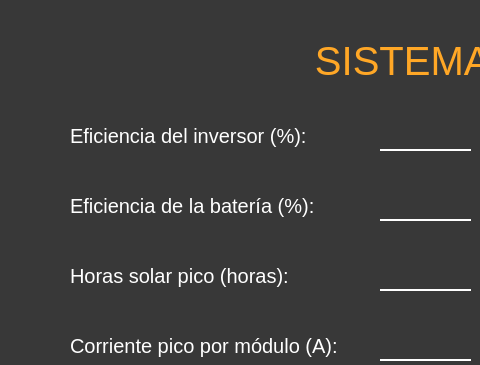
Old version of the form SistemaFotovoltaico.ui in the repository K18Tatiana/Sistema-Fotovoltaico; both pictures show x 0 to 480 and y 0 to 365 of the 1123 by 847 pixel window.
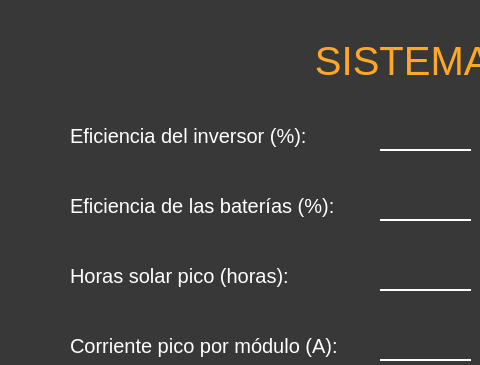
New version of the form. The open tabs and pages were chosen to show the change.

Commit message: Sistema Fotovoltaico

Diff of the .ui file:
```diff
--- a/SistemaFotovoltaico.ui
+++ b/SistemaFotovoltaico.ui
@@ -1361,7 +1361,7 @@
        <rect>
         <x>70</x>
         <y>190</y>
-        <width>251</width>
+        <width>281</width>
         <height>31</height>
        </rect>
       </property>
@@ -1371,7 +1371,7 @@
 }</string>
       </property>
       <property name="text">
-       <string>Eficiencia de la batería (%):</string>
+       <string>Eficiencia de las baterías (%):</string>
       </property>
      </widget>
      <widget class="QLabel" name="label_panelesSerie">
```
Left out of the diff: 2 changed lines with no effect on the pictures. The commit also changes 2 other files.
